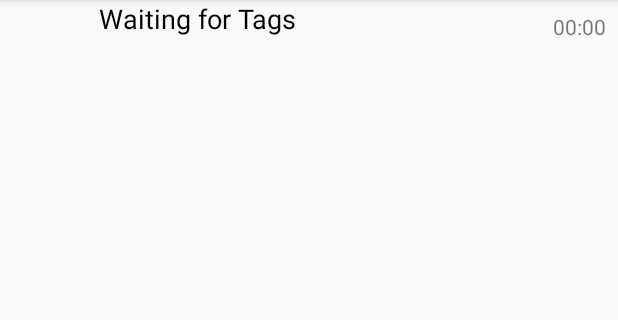
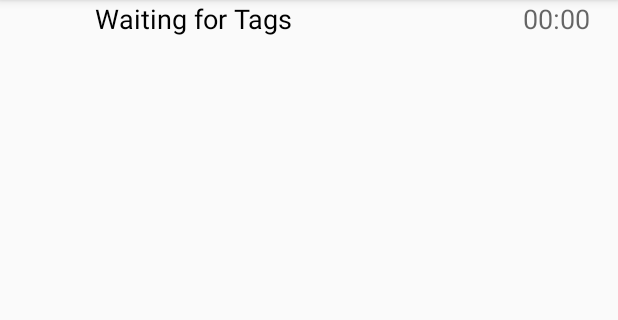
Before and after one commit to kartaphilos/TagReader, an Android app: the screen it shows after launch (MainActivity), after a tap on an icon or button, on a phone screen of 412 x 824 dp, the part 84-404 px from its top. Run offline under Robolectric (Android 15) with nearby library versions, the phone set to English and light mode, and no system bars; our stand-ins replace RxJava; libraries missing offline, so code that uses them is left out: com.tbruyelle.rxpermissions2; 6 statements that could not run were skipped.

Commit message:
De-duping rfid and adding count (untested code)

```diff
--- a/app/src/main/java/com/plingtech/tagreader/BlueToothStuff.java
+++ b/app/src/main/java/com/plingtech/tagreader/BlueToothStuff.java
@@ -201,7 +201,6 @@ public class BlueToothStuff {
     private void onNotificationReceived(byte[] bytes) {
         //String tag = Arrays.toString(bytes);  // This don't work!
         String tag = new String(bytes);  // Must use this to convert array of ascii nums correctly
-
         Log.i(TAG, "Data from TagReader - Size: "+bytes.length+" Tag: "+tag+" bytes: "+bytes);
         ctxFrag.tagItemDataBuild(tag);
     }
--- a/app/src/main/java/com/plingtech/tagreader/ScannedTag.java
+++ b/app/src/main/java/com/plingtech/tagreader/ScannedTag.java
@@ -2,6 +2,7 @@ package com.plingtech.tagreader;
 
 public class ScannedTag {
 
+    private int count = 0;
     private final String rfid;
     private String nlis;
     private String timestamp;
@@ -11,11 +12,20 @@ public class ScannedTag {
     static final int SHEEP = 2;
     static final int GOATS = 3;
 
-    public ScannedTag(String rfid, String nlis, String timestamp, int type) {
+    public ScannedTag(int count, String rfid, String nlis, String timestamp, int type) {
+        this.count = count;
         this.rfid = rfid;
         this.nlis = nlis;
         this.timestamp = timestamp;
         this.type = type;
+    }
+
+    public int getCount() {
+        return this.count;
+    }
+
+    public void incrementCount() {
+        count++;
     }
 
     public String getTagRfid() {
@@ -38,7 +48,7 @@ public class ScannedTag {
         timestamp = t;
     }
 
-    public int getStockTye() {
+    public int getStockType() {
         return type;
     }
 
@@ -49,7 +59,8 @@ public class ScannedTag {
     @Override
     public String toString() {
         return "ScannedTag{"
-                + "tagRfid=" + rfid
+                + "Scan Count="+count
+                + ", tagRfid=" + rfid
                 + ", NLIS=" + nlis
                 + ", timestamp=" + timestamp
                 + ", stockType=" + type
--- a/app/src/main/java/com/plingtech/tagreader/TagsListFragment.java
+++ b/app/src/main/java/com/plingtech/tagreader/TagsListFragment.java
@@ -60,7 +60,7 @@ public class TagsListFragment extends Fragment {
         });
         Log.d(TAG, "binding.fab");
         binding.fabCopy.setOnClickListener(fabv -> {
-                            copyTagRfidToClipboard();
+                            copyTagRfidsToClipboard();
                             Snackbar.make(
                                     fabv,getString(R.string.clipboard_copy),
                                     Snackbar.LENGTH_LONG)
@@ -78,7 +78,7 @@ public class TagsListFragment extends Fragment {
         layoutManager = new LinearLayoutManager(getActivity());
         recyclerView.setLayoutManager(layoutManager);
         List<ScannedTag> input = new ArrayList<>();
-        ScannedTag notags = new ScannedTag(getString(R.string.no_tags_msg), "", "00:00",0);
+        ScannedTag notags = new ScannedTag(0, getString(R.string.no_tags_msg), "", "00:00",0);
         Log.d(TAG,"notag: "+notags.toString());
         input.add(notags);
         Log.d(TAG, "setting adaptor");
@@ -87,15 +87,11 @@ public class TagsListFragment extends Fragment {
     }
 
     public void tagItemDataBuild (String rfid) {
-        String nlis = "";
-
-        ScannedTag t = new ScannedTag(rfid,
-                                    nlis,
-                                    addScannedTime(),
-                                    decodeStockType(nlis)
-        );
-        adapter.addScanResult(t);
-
+        String nlis = "No NLIS info";
+        String ts = addScannedTime();
+        if (!adapter.alreadyScanned(rfid, ts)) {
+            adapter.addTag(new ScannedTag(1, rfid, nlis, ts, decodeStockType(nlis)));
+        }
     }
 
     private String addScannedTime() {  // Add scan time to tag object
@@ -115,7 +111,7 @@ public class TagsListFragment extends Fragment {
         return 0;
     }
 
-    private void copyTagRfidToClipboard() {
+    private void copyTagRfidsToClipboard() {
         List<String> rfids = adapter.getAllTagRfids();
         ClipData cd;
         String rfidCopy = TextUtils.join("\n", rfids);
--- a/app/src/main/res/layout/recycler_view_item.xml
+++ b/app/src/main/res/layout/recycler_view_item.xml
@@ -6,14 +6,26 @@
     android:layout_height="wrap_content">
 
   <TextView
+      android:id="@+id/scanCount"
+      android:layout_width="0dp"
+      android:layout_height="wrap_content"
+      android:ems="10"
+      android:importantForAutofill="no"
+      android:textAppearance="@style/TextAppearance.AppCompat.Medium"
+      app:layout_constraintBottom_toBottomOf="parent"
+      app:layout_constraintEnd_toStartOf="@+id/tag_rfid"
+      app:layout_constraintStart_toStartOf="parent"
+      app:layout_constraintTop_toTopOf="parent" />
+
+  <TextView
       android:id="@+id/tag_rfid"
-      android:layout_width="wrap_content"
+      android:layout_width="285dp"
       android:layout_height="wrap_content"
-      android:layout_marginStart="66dp"
       android:layout_marginBottom="8dp"
       android:textColor="@android:color/black"
       android:textSize="18sp"
       app:layout_constraintBottom_toTopOf="@+id/tag_nlis"
+      app:layout_constraintEnd_toEndOf="parent"
       app:layout_constraintStart_toStartOf="parent"
       tools:text="@tools:sample/full_names" />
 
@@ -28,11 +40,12 @@
 
   <TextView
       android:id="@+id/scan_time"
-      android:layout_width="wrap_content"
-      android:layout_height="wrap_content"
-      android:layout_marginTop="8dp"
-      android:layout_marginEnd="8dp"
+      android:layout_width="0dp"
+      android:layout_height="0dp"
+      android:textAppearance="@style/TextAppearance.AppCompat.Medium"
+      app:layout_constraintBottom_toBottomOf="parent"
       app:layout_constraintEnd_toEndOf="parent"
+      app:layout_constraintStart_toEndOf="@+id/tag_rfid"
       app:layout_constraintTop_toTopOf="parent"
       tools:text="@tools:sample/date/hhmm" />
 
```
Also changed, not shown: app/src/main/java/com/plingtech/tagreader/ScannedTagsAdapter.java (+17 -1 lines).
